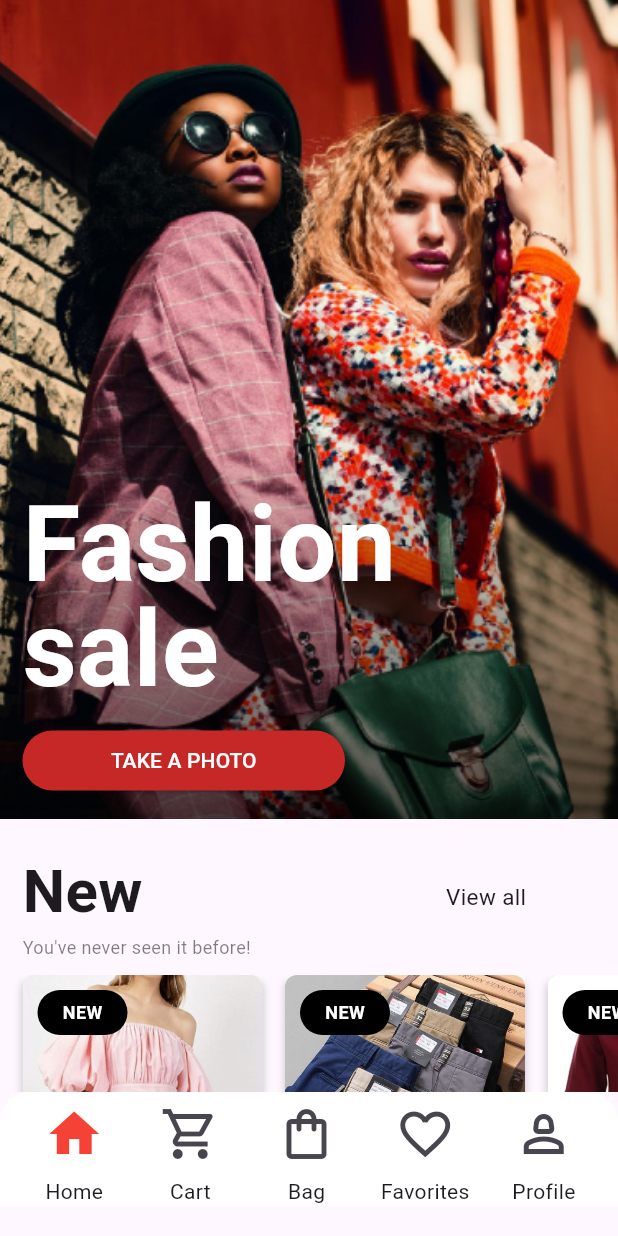
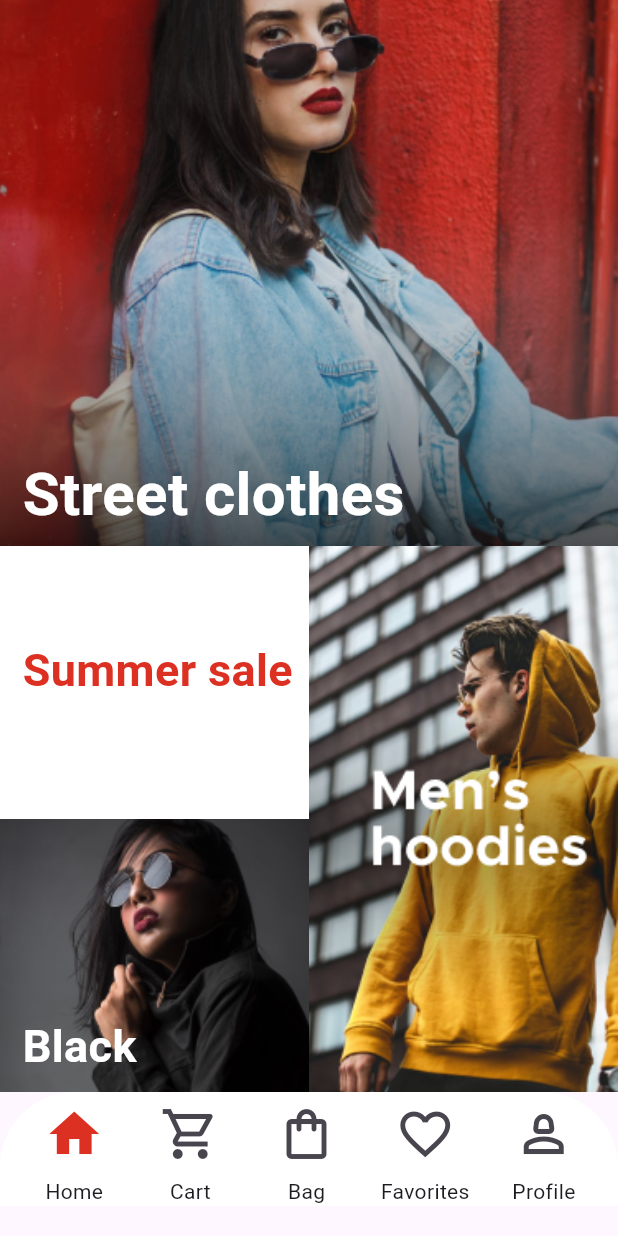
Before and after one commit to King-AJr/ecommerceMobileApp, a Flutter app: the screen it shows after launch, on a phone screen of 412 x 824 dp. Run offline on Flutter 3.47's test engine with Material 3 defaults, Android fonts, the phone set to English and light mode, and no system bars; our stand-ins replace flutter_svg.

Commit message:
main page 3

```diff
--- a/lib/pages/main_page.dart
+++ b/lib/pages/main_page.dart
@@ -12,8 +12,6 @@ class MainPage extends StatelessWidget {
         Expanded(
           flex: 3,
           child: SizedBox(
-            width: MediaQuery.of(context).size.width,
-            height: MediaQuery.of(context).size.height * 3 / 4,
             child: Stack(
               fit: StackFit.expand,
               children: [
@@ -226,7 +224,8 @@ class MainPage extends StatelessWidget {
                 children: [
                   IconButton(
                     onPressed: () {},
-                    icon: const Icon(Icons.home, size: 40, color: Colors.red),
+                    icon: const Icon(Icons.home,
+                        size: 40, color: Color(0xFFDB3022)),
                   ),
                   const Text('Home'),
                 ],
--- /dev/null
+++ b/lib/pages/main_page3.dart
@@ -0,0 +1,227 @@
+import 'package:flutter/material.dart';
+
+class MainPageThree extends StatelessWidget {
+  const MainPageThree({Key? key});
+
+  @override
+  Widget build(BuildContext context) {
+    return Scaffold(
+      body: Column(
+        children: [
+          Expanded(
+            flex: 3,
+            child: SizedBox(
+              child: Stack(
+                fit: StackFit.expand,
+                children: [
+                  Image.asset(
+                    'assets/images/mainnew_collection.png',
+                    fit: BoxFit.cover,
+                  ),
+                  const Column(
+                    mainAxisAlignment: MainAxisAlignment.end,
+                    crossAxisAlignment: CrossAxisAlignment.start,
+                    children: [
+                      Padding(
+                        padding: EdgeInsets.fromLTRB(15, 0, 0, 15),
+                        child: Text(
+                          'Street clothes',
+                          style: TextStyle(
+                            color: Colors.white,
+                            fontSize: 40,
+                            fontWeight: FontWeight.bold,
+                            height: 1.0, // Adjust line height
+                            //letterSpacing: -1.0, // Adjust letter spacing
+                          ),
+                        ),
+                      ),
+                    ],
+                  )
+                ],
+              ),
+            ),
+          ),
+          Expanded(
+            flex: 3,
+            child: Row(
+              mainAxisSize: MainAxisSize.max,
+              children: [
+                Expanded(
+                  child: Column(
+                    children: [
+                      Expanded(
+                        child: SizedBox(
+                          height: double.infinity,
+                          width: double.infinity,
+                          child: Stack(
+                            fit: StackFit.expand,
+                            children: [
+                              Image.asset(
+                                'assets/images/white_bg.png',
+                                fit: BoxFit.cover,
+                              ),
+                              const Column(
+                                mainAxisAlignment: MainAxisAlignment.center,
+                                crossAxisAlignment: CrossAxisAlignment.start,
+                                children: [
+                                  Padding(
+                                    padding: EdgeInsets.fromLTRB(15, 0, 0, 15),
+                                    child: Text(
+                                      'Summer sale',
+                                      style: TextStyle(
+                                        color: Color(0xFFDB3022),
+                                        fontSize: 30,
+                                        fontWeight: FontWeight.bold,
+                                        height: 1.0, // Adjust line height
+                                        //letterSpacing: -1.0, // Adjust letter spacing
+                                      ),
+                                    ),
+                                  ),
+                                ],
+                              ),
+                            ],
+                          ),
+                        ),
+                      ),
+                      Expanded(
+                        child: SizedBox(
+                          height: double.infinity,
+                          width: double.infinity,
+                          child: Stack(
+                            fit: StackFit.expand,
+                            children: [
+                              Image.asset(
+                                'assets/images/imageblack_bg.png',
+                                fit: BoxFit.cover,
+                              ),
+                              const Column(
+                                mainAxisAlignment: MainAxisAlignment.end,
+                                crossAxisAlignment: CrossAxisAlignment.start,
+                                children: [
+                                  Padding(
+                                    padding: EdgeInsets.fromLTRB(15, 0, 0, 15),
+                                    child: Text(
+                                      'Black',
+                                      style: TextStyle(
+                                        color: Colors.white,
+                                        fontSize: 30,
+                                        fontWeight: FontWeight.bold,
+                                        height: 1.0, // Adjust line height
+                                        //letterSpacing: -1.0, // Adjust letter spacing
+                                      ),
+                                    ),
+                                  ),
+                                ],
+                              ),
+                            ],
+                          ),
+                        ),
+                      ),
+                    ],
+                  ),
+                ),
+                Expanded(
+                  child: SizedBox(
+                    height: double.infinity,
+                    width: double.infinity,
+                    child: Stack(
+                      fit: StackFit.expand,
+                      children: [
+                        Image.asset(
+                          'assets/images/imagemens_hoodies.png',
+                          fit: BoxFit.cover,
+                        ),
+                        const Column(
+                          mainAxisAlignment: MainAxisAlignment.center,
+                          crossAxisAlignment: CrossAxisAlignment.start,
+                          children: [
+                            Padding(
+                              padding: EdgeInsets.fromLTRB(15, 0, 0, 15),
+                              child: Text(
+                                '',
+                                style: TextStyle(
+                                  color: Color(0xFFDB3022),
+                                  fontSize: 30,
+                                  fontWeight: FontWeight.bold,
+                                  height: 1.0, // Adjust line height
+                                  //letterSpacing: -1.0, // Adjust letter spacing
+                                ),
+                              ),
+                            ),
+                          ],
+                        ),
+                      ],
+                    ),
+                  ),
+                ),
+              ],
+            ),
+          ),
+          Container(
+            decoration: const BoxDecoration(
+              borderRadius: BorderRadius.only(
+                topLeft: Radius.circular(50.0),
+                topRight: Radius.circular(50.0),
+              ),
+              color: Colors.white, // Assuming you want a background color
+            ),
+            constraints: const BoxConstraints(minWidth: double.infinity),
+            child: Row(
+              mainAxisAlignment: MainAxisAlignment.spaceEvenly,
+              children: [
+                Column(
+                  children: [
+                    IconButton(
+                      onPressed: () {},
+                      icon: const Icon(Icons.home,
+                          size: 40, color: Color(0xFFDB3022)),
+                    ),
+                    const Text('Home'),
+                  ],
+                ),
+                Column(
+                  children: [
+                    IconButton(
+                      onPressed: () {},
+                      icon: const Icon(Icons.shopping_cart_outlined, size: 40),
+                    ),
+                    const Text('Cart'),
+                  ],
+                ),
+                Column(
+                  children: [
+                    IconButton(
+                      onPressed: () {},
+                      icon: const Icon(Icons.shopping_bag_outlined, size: 40),
+                    ),
+                    const Text('Bag'),
+                  ],
+                ),
+                Column(
+                  children: [
+                    IconButton(
+                      onPressed: () {},
+                      icon:
+                          const Icon(Icons.favorite_border_outlined, size: 40),
+                    ),
+                    const Text('Favorites'),
+                  ],
+                ),
+                Column(
+                  children: [
+                    IconButton(
+                      onPressed: () {},
+                      icon: const Icon(Icons.person_2_outlined, size: 40),
+                    ),
+                    const Text('Profile'),
+                  ],
+                ),
+              ],
+            ),
+          ),
+          const SizedBox(height: 20)
+        ],
+      ),
+    );
+  }
+}
--- a/lib/pages/visual_search.dart
+++ b/lib/pages/visual_search.dart
@@ -22,7 +22,7 @@ class VisualSearch extends StatelessWidget {
             // Container with text
             Center(
               child: Container(
-                  padding: EdgeInsets.all(20.0),
+                  padding: const EdgeInsets.all(20.0),
                   color: Colors.transparent, // Make container transparent
                   child: Column(
                     mainAxisAlignment: MainAxisAlignment.center,
--- a/lib/services/product_card.dart
+++ b/lib/services/product_card.dart
@@ -35,7 +35,7 @@ class ProductCard extends StatelessWidget {
               decoration: const BoxDecoration(
                 boxShadow: [
                   BoxShadow(
-                    blurRadius: 4,
+                    blurRadius: 0,
                     color: Color(0x3600000F),
                     offset: Offset(0, 2),
                   )
@@ -60,11 +60,11 @@ class ProductCard extends StatelessWidget {
             const SizedBox(height: 10),
             const Row(
               children: [
-                Icon(Icons.star, color: Colors.yellow),
-                Icon(Icons.star, color: Colors.yellow),
-                Icon(Icons.star, color: Colors.yellow),
-                Icon(Icons.star, color: Colors.yellow),
-                Icon(Icons.star, color: Colors.yellow),
+                Icon(Icons.star, color: Color(0xFFFFBA49), size: 18),
+                Icon(Icons.star, color: Color(0xFFFFBA49), size: 18),
+                Icon(Icons.star, color: Color(0xFFFFBA49), size: 18),
+                Icon(Icons.star, color: Color(0xFFFFBA49), size: 18),
+                Icon(Icons.star, color: Color(0xFFFFBA49), size: 18),
                 Text('(10)')
               ],
             ),
```
Also changed, not shown: lib/main.dart (+6 -2 lines), lib/pages/main_page2.dart (added, +449 -0 lines), assets/images/Small bannerstreet_clothes.png (deleted), assets/images/chelsea_booth.jpeg (added), assets/images/hoodie.jpeg (added), assets/images/imageblack_bg.png (added), assets/images/street_clothes.png (added), assets/images/vintage.jpeg (added), assets/images/white_bg.png (added).
